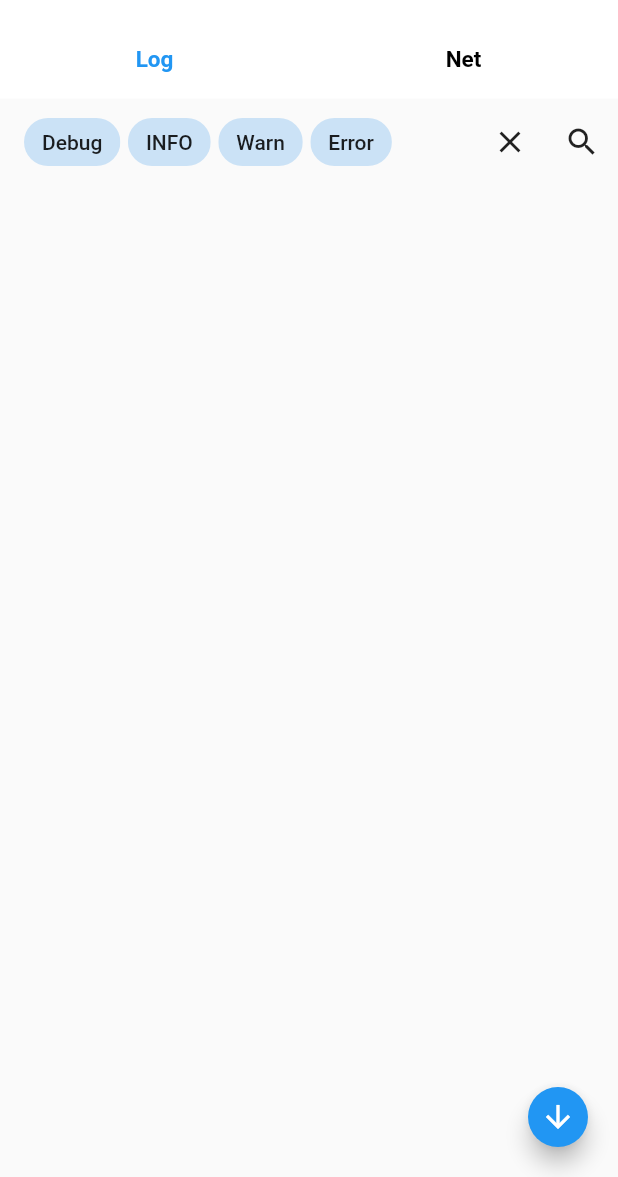
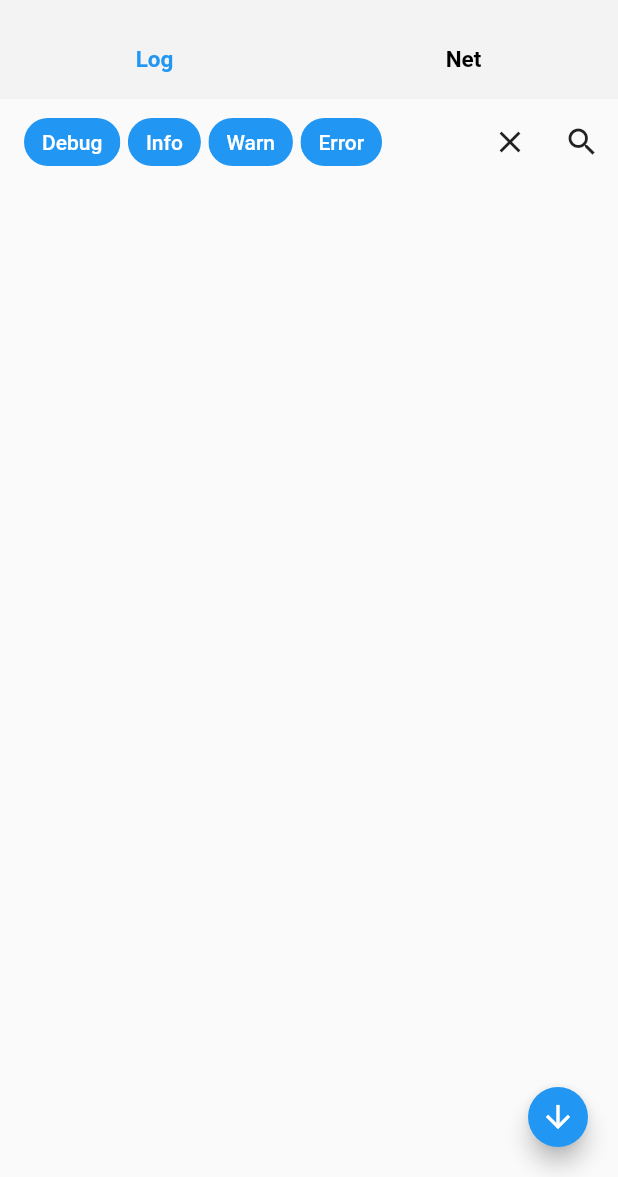
Before and after one commit to zenganiu/flutter_dmcb_logger, a Flutter app: the DLoggerListPage screen opened directly, on a phone screen of 412 x 824 dp, the part 59-1236 px from its top. Run offline on Flutter 3.47's test engine with Material 2 defaults, Android fonts, the phone set to English and light mode, and no system bars.

Commit message:
样式调整

```diff
--- a/example/lib/home_page.dart
+++ b/example/lib/home_page.dart
@@ -13,6 +13,9 @@ class _MyHomePageState extends State<MyHomePage> {
   @override
   void initState() {
     super.initState();
+    WidgetsBinding.instance.addPostFrameCallback((timeStamp) {
+      DOverlayDebugView.show(context: context);
+    });
   }
 
   @override
@@ -22,6 +25,7 @@ class _MyHomePageState extends State<MyHomePage> {
         body: SafeArea(
           child: ListView(
             children: [
+              const SizedBox(height: 40),
               Center(
                 child: OutlinedButton(
                   onPressed: () {
@@ -33,6 +37,7 @@ class _MyHomePageState extends State<MyHomePage> {
                   child: const Text('print log'),
                 ),
               ),
+              const SizedBox(height: 40),
               Center(
                 child: OutlinedButton(
                   onPressed: () {
@@ -41,6 +46,7 @@ class _MyHomePageState extends State<MyHomePage> {
                   child: const Text('net log'),
                 ),
               ),
+              const SizedBox(height: 40),
             ],
           ),
         )
--- a/lib/page/logger_list_page.dart
+++ b/lib/page/logger_list_page.dart
@@ -10,8 +10,9 @@ class DLoggerListPage extends StatelessWidget {
     return DefaultTabController(
       length: 2,
       child: Scaffold(
+        backgroundColor: const Color(0xfff3f3f3),
         appBar: AppBar(
-          backgroundColor: Colors.white,
+          backgroundColor: const Color(0xfff3f3f3),
           foregroundColor: Colors.black,
           title: const Text('Logger'),
           bottom: const TabBar(
--- a/lib/print/print_type.dart
+++ b/lib/print/print_type.dart
@@ -25,7 +25,7 @@ extension ExPrintType on PrintType {
       case PrintType.debug:
         return "[Debug]";
       case PrintType.info:
-        return "[INFO]";
+        return "[Info]";
       case PrintType.warn:
         return "[Warn]";
       case PrintType.error:
--- a/lib/print/print_view.dart
+++ b/lib/print/print_view.dart
@@ -13,16 +13,16 @@ class PrintView extends StatefulWidget {
 
 class _PrintViewState extends State<PrintView> {
   bool _showSearch = false;
-  String _keyword = "";
+  String keyword = "";
   late TextEditingController _textController;
   late ScrollController _scrollController;
   late FocusNode _focusNode;
   bool _goDown = true;
-  final List<PrintType> _selectTypes = PrintType.values;
+  List<PrintType> selectTypes = PrintType.values;
 
   @override
   void initState() {
-    _textController = TextEditingController(text: _keyword);
+    _textController = TextEditingController(text: keyword);
     _scrollController = ScrollController();
     _focusNode = FocusNode();
     super.initState();
@@ -40,12 +40,12 @@ class _PrintViewState extends State<PrintView> {
               valueListenable: PrintEntity.length,
               builder: (context, value, child) {
                 List<PrintEntity> logs = PrintEntity.list;
-                if (_selectTypes.length < 4 || _keyword.isNotEmpty) {
-                  logs = PrintEntity.list.where((test) {
-                    return _selectTypes.contains(test.type) && test.contains(_keyword);
-                  }).toList();
+                if (keyword.isNotEmpty && logs.isNotEmpty) {
+                  logs = logs.where((e) => e.contains(keyword)).toList();
                 }
-
+                if (selectTypes.length < PrintType.values.length && logs.isNotEmpty) {
+                  logs = logs.where((e) => selectTypes.contains(e.type)).toList();
+                }
                 final len = logs.length;
                 return ListView.separated(
                   itemBuilder: (context, index) {
@@ -96,12 +96,19 @@ class _PrintViewState extends State<PrintView> {
           (e) => ChoiceChip(
             label: Text(
               e.tabFlag().replaceAll(RegExp(r"\[|\]"), ''),
-              style: const TextStyle(fontSize: 14),
+              style: TextStyle(
+                fontSize: 14,
+                color: selectTypes.contains(e) ? Colors.white : Colors.black,
+              ),
             ),
-            selectedColor: const Color(0xFFCBE2F6),
-            selected: _selectTypes.contains(e),
+            selectedColor: Colors.blue,
+            selected: selectTypes.contains(e),
             onSelected: (value) {
-              _selectTypes.contains(e) ? _selectTypes.remove(e) : _selectTypes.add(e);
+              if (selectTypes.contains(e)) {
+                selectTypes = selectTypes.where((element) => element != e).toList();
+              } else {
+                selectTypes = [...selectTypes, e];
+              }
               setState(() {});
             },
           ),
@@ -126,7 +133,7 @@ class _PrintViewState extends State<PrintView> {
               onPressed: PrintEntity.clear,
             ),
             IconButton(
-              icon: _keyword.isEmpty ? const Icon(Icons.search) : const Icon(Icons.filter_1),
+              icon: keyword.isEmpty ? const Icon(Icons.search) : const Icon(Icons.filter_1),
               onPressed: () {
                 _showSearch = true;
                 setState(() {});
@@ -154,7 +161,7 @@ class _PrintViewState extends State<PrintView> {
               icon: const Icon(Icons.search),
               onPressed: () {
                 _showSearch = false;
-                _keyword = _textController.text;
+                keyword = _textController.text;
                 setState(() {});
               },
             ),
--- a/lib/util/config.dart
+++ b/lib/util/config.dart
@@ -17,6 +17,7 @@ class DConfig {
   /// 记录条数限制，默认100条
   final int maxLimit;
 
+  ///
   const DConfig({
     required this.reverse,
     required this.printNet,
```
Also changed, not shown: lib/net/net_view.dart (+11 -7 lines).
